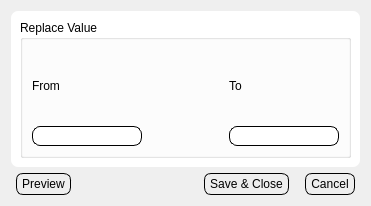
First picture: the form in Views/ui_dialog_replace.ui, repository bibsian/database-development, before the edit.
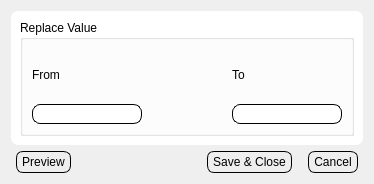
Second picture: the form after the edit.

Commit message: Updated user views for tab order

What changed in the file:
```diff
--- a/Views/ui_dialog_replace.ui
+++ b/Views/ui_dialog_replace.ui
@@ -6,8 +6,8 @@
    <rect>
     <x>0</x>
     <y>0</y>
-    <width>371</width>
-    <height>206</height>
+    <width>374</width>
+    <height>184</height>
    </rect>
   </property>
   <property name="windowTitle">
```
The commit also changes 2 other files.
